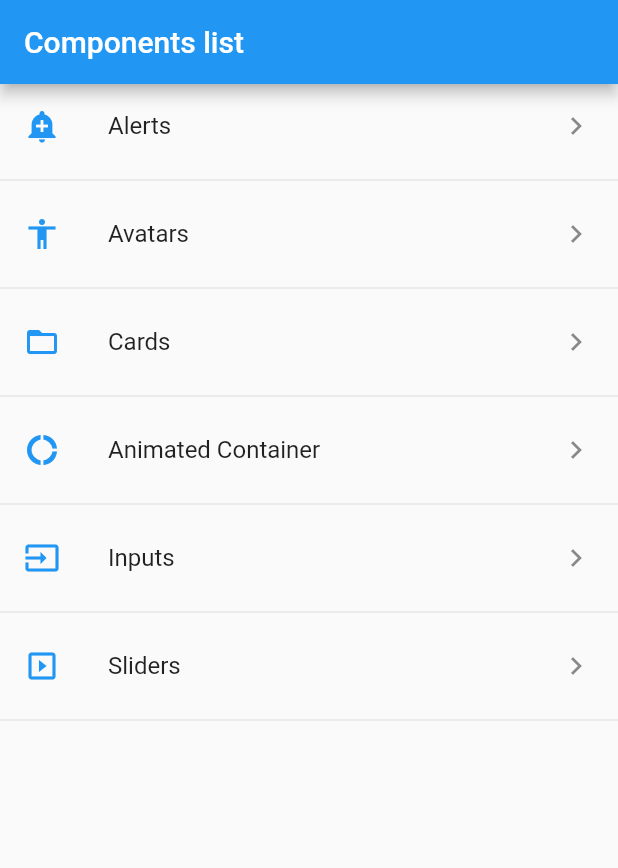
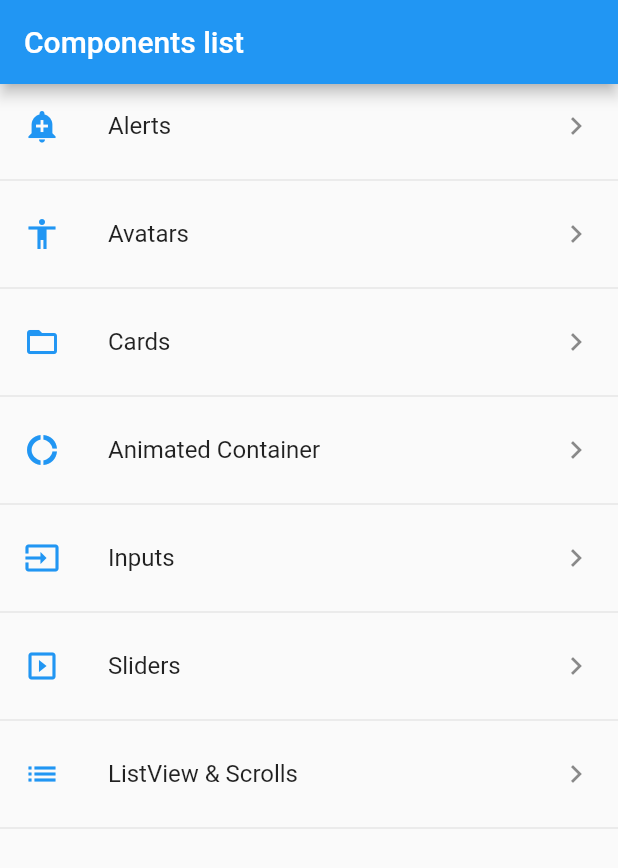
Before and after one commit to fperezco/flutter_widgets_party, a Flutter app: the screen it shows after launch, on a phone screen of 412 x 824 dp. Shown: the top 868 px of the screen. Run offline on Flutter 3.47's test engine with Material 2 defaults, Android fonts, the phone set to English and light mode, and no system bars.

Commit message:
first look into listview builder

```diff
--- a/data/menu_opts.json
+++ b/data/menu_opts.json
@@ -30,6 +30,11 @@
             "ruta" : "sliders",
             "icon" : "slider",
             "texto": "Sliders"
+        },
+        {
+            "ruta" : "listview",
+            "icon" : "listview",
+            "texto": "ListView & Scrolls"
         }
     ]
 }
--- a/lib/src/routes/routes.dart
+++ b/lib/src/routes/routes.dart
@@ -1,6 +1,7 @@
 import 'package:flutter/material.dart';
 import 'package:flutter_widgets_party/src/pages/card_page.dart';
 import 'package:flutter_widgets_party/src/pages/input_page.dart';
+import 'package:flutter_widgets_party/src/pages/listview_page.dart';
 
 import '../pages/alert_page.dart';
 import '../pages/animated_container.dart';
@@ -17,5 +18,6 @@ Map<String, WidgetBuilder> getApplicationRoutes() {
         'animated_container': (BuildContext context) => AnimatedContainerPage(),
         'inputs': (BuildContext context) => InputPage(),
         'sliders': (BuildContext context) => SliderPage(),
+        'listview': (BuildContext context) => ListViewPage(),
       };
  }
--- a/lib/src/utils/icon_string_util.dart
+++ b/lib/src/utils/icon_string_util.dart
@@ -9,6 +9,7 @@ final _icons = <String, IconData>{
   "donut_large": Icons.donut_large,
   "input": Icons.input,
   "slider": Icons.slideshow,
+  "listview": Icons.list,
 };
 
 Icon getIcon(String iconName) {
```
Also changed, not shown: lib/src/pages/listview_page.dart (added, +32 -0 lines).
